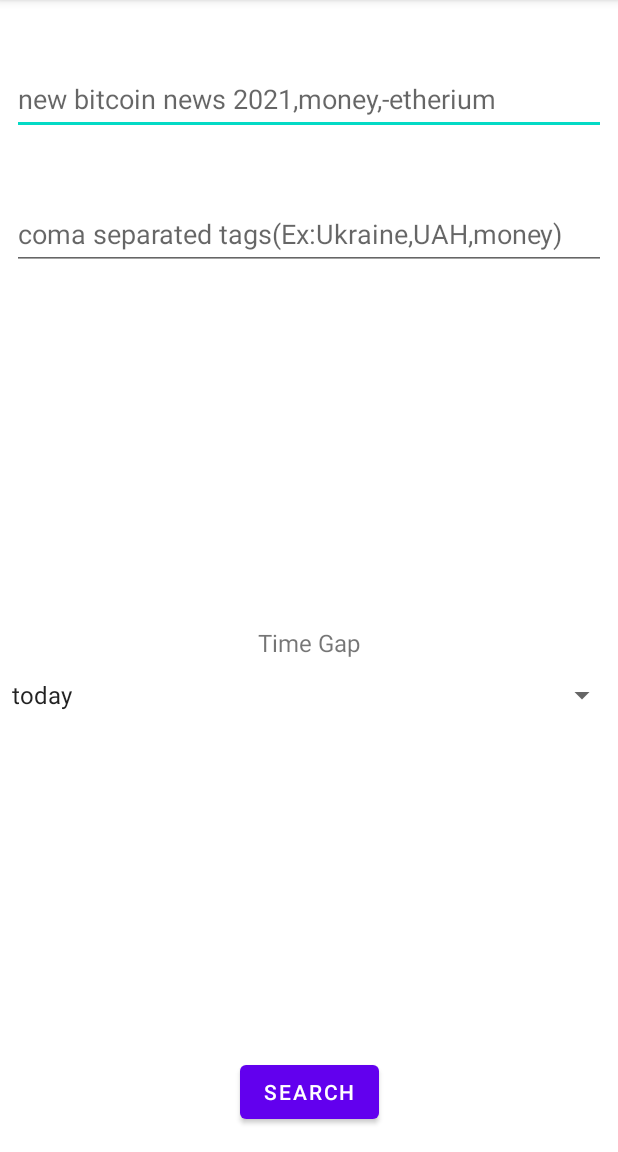
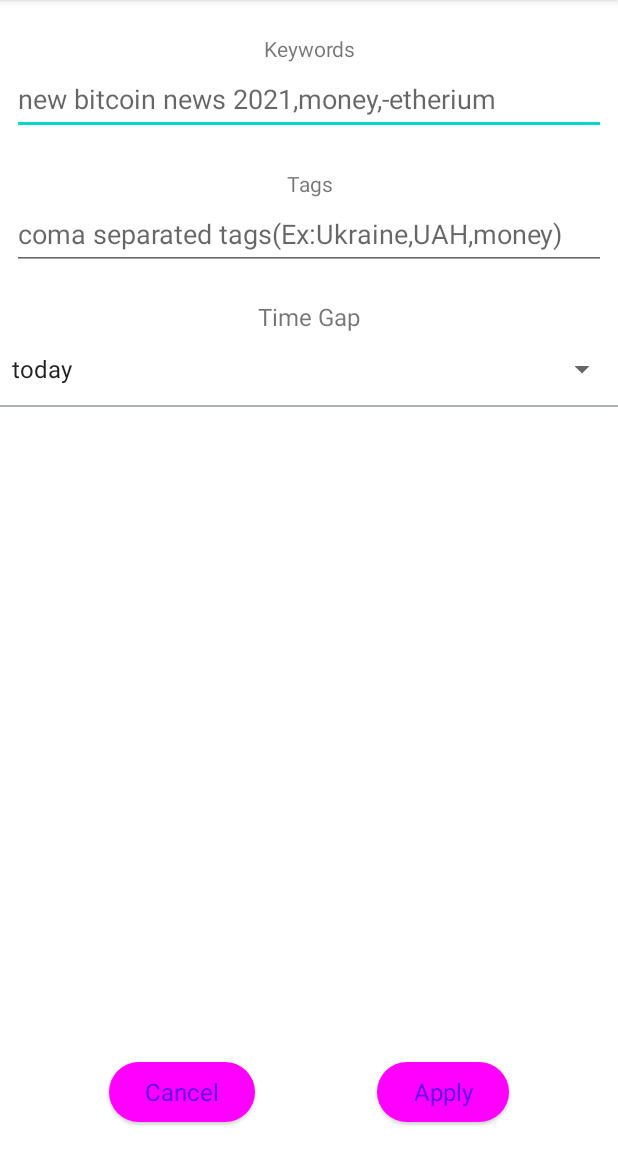
Before and after one commit to saniaGoldy/CurrencyApp, an Android app: the fragment SearchSettingsFragment shown on its own in the app's theme, on a phone screen of 412 x 824 dp, the part 84-1236 px from its top. Run offline under Robolectric (Android 15) with nearby library versions, the phone set to English and light mode, and no system bars.

Commit message:
SearchSettings  layout

```diff
--- a/app/src/main/java/com/example/currencyapp/MainActivity.kt
+++ b/app/src/main/java/com/example/currencyapp/MainActivity.kt
@@ -1,6 +1,7 @@
 package com.example.currencyapp
 
 import android.os.Bundle
+import android.view.View
 import androidx.activity.viewModels
 import androidx.appcompat.app.AppCompatActivity
 import androidx.navigation.findNavController
@@ -21,6 +22,8 @@ class MainActivity : AppCompatActivity() {
     override fun onCreate(savedInstanceState: Bundle?) {
         super.onCreate(savedInstanceState)
 
+        supportActionBar?.hide()
+
         binding = ActivityMainBinding.inflate(layoutInflater)
         setContentView(binding.root)
 
--- a/app/src/main/java/com/example/currencyapp/ui/homeFragment/HomeFragment.kt
+++ b/app/src/main/java/com/example/currencyapp/ui/homeFragment/HomeFragment.kt
@@ -67,9 +67,7 @@ class HomeFragment : Fragment() {
             CurrenciesListAdapter(object : CurrenciesListAdapter.ItemClickedAction {
                 override fun run(currencyFluctuation: CurrencyFluctuation) {
                     binding.root.findNavController().navigate(
-                        HomeFragmentDirections.actionHomeFragmentToDetailsFragment(
-                            currencyFluctuation
-                        )
+                        HomeFragmentDirections.actionHomeFragmentToDetailsFragment()
                     )
                 }
 
--- a/app/src/main/java/com/example/currencyapp/ui/newsFragment/newsListFragment/NewsListFragment.kt
+++ b/app/src/main/java/com/example/currencyapp/ui/newsFragment/newsListFragment/NewsListFragment.kt
@@ -8,6 +8,7 @@ import android.view.ViewGroup
 import android.widget.Toast
 import androidx.fragment.app.Fragment
 import androidx.fragment.app.activityViewModels
+import androidx.navigation.findNavController
 import com.example.currencyapp.R
 import com.example.currencyapp.TAG
 import com.example.currencyapp.data.MyConnectivityManager
@@ -58,5 +59,9 @@ class NewsListFragment : Fragment() {
                 ).show()
             }
         }
+
+        binding.settingsImageButton.setOnClickListener {
+            binding.root.findNavController().navigate(NewsListFragmentDirections.actionNavigationNewsToSearchSettingsFragment())
+        }
     }
 }
--- a/app/src/main/java/com/example/currencyapp/ui/newsFragment/searchSettingsFragment/SearchSettingsFragment.kt
+++ b/app/src/main/java/com/example/currencyapp/ui/newsFragment/searchSettingsFragment/SearchSettingsFragment.kt
@@ -32,6 +32,7 @@ class SearchSettingsFragment : Fragment() {
         savedInstanceState: Bundle?
     ): View {
         _binding = FragmentSearchSettingsBinding.inflate(inflater, container, false)
+
         return binding.root
     }
 
--- a/app/src/main/res/drawable/ic_baseline_settings_24.xml
+++ b/app/src/main/res/drawable/ic_baseline_settings_24.xml
@@ -1,5 +1,7 @@
-<vector android:height="24dp" android:tint="#000000"
+<vector xmlns:tools="http://schemas.android.com/tools"
+    android:height="24dp" android:tint="@color/teal_200"
     android:viewportHeight="24" android:viewportWidth="24"
     android:width="24dp" xmlns:android="http://schemas.android.com/apk/res/android">
-    <path android:fillColor="@android:color/white" android:pathData="M19.14,12.94c0.04,-0.3 0.06,-0.61 0.06,-0.94c0,-0.32 -0.02,-0.64 -0.07,-0.94l2.03,-1.58c0.18,-0.14 0.23,-0.41 0.12,-0.61l-1.92,-3.32c-0.12,-0.22 -0.37,-0.29 -0.59,-0.22l-2.39,0.96c-0.5,-0.38 -1.03,-0.7 -1.62,-0.94L14.4,2.81c-0.04,-0.24 -0.24,-0.41 -0.48,-0.41h-3.84c-0.24,0 -0.43,0.17 -0.47,0.41L9.25,5.35C8.66,5.59 8.12,5.92 7.63,6.29L5.24,5.33c-0.22,-0.08 -0.47,0 -0.59,0.22L2.74,8.87C2.62,9.08 2.66,9.34 2.86,9.48l2.03,1.58C4.84,11.36 4.8,11.69 4.8,12s0.02,0.64 0.07,0.94l-2.03,1.58c-0.18,0.14 -0.23,0.41 -0.12,0.61l1.92,3.32c0.12,0.22 0.37,0.29 0.59,0.22l2.39,-0.96c0.5,0.38 1.03,0.7 1.62,0.94l0.36,2.54c0.05,0.24 0.24,0.41 0.48,0.41h3.84c0.24,0 0.44,-0.17 0.47,-0.41l0.36,-2.54c0.59,-0.24 1.13,-0.56 1.62,-0.94l2.39,0.96c0.22,0.08 0.47,0 0.59,-0.22l1.92,-3.32c0.12,-0.22 0.07,-0.47 -0.12,-0.61L19.14,12.94zM12,15.6c-1.98,0 -3.6,-1.62 -3.6,-3.6s1.62,-3.6 3.6,-3.6s3.6,1.62 3.6,3.6S13.98,15.6 12,15.6z"/>
+    <path android:fillColor="@android:color/white" android:pathData="M19.14,12.94c0.04,-0.3 0.06,-0.61 0.06,-0.94c0,-0.32 -0.02,-0.64 -0.07,-0.94l2.03,-1.58c0.18,-0.14 0.23,-0.41 0.12,-0.61l-1.92,-3.32c-0.12,-0.22 -0.37,-0.29 -0.59,-0.22l-2.39,0.96c-0.5,-0.38 -1.03,-0.7 -1.62,-0.94L14.4,2.81c-0.04,-0.24 -0.24,-0.41 -0.48,-0.41h-3.84c-0.24,0 -0.43,0.17 -0.47,0.41L9.25,5.35C8.66,5.59 8.12,5.92 7.63,6.29L5.24,5.33c-0.22,-0.08 -0.47,0 -0.59,0.22L2.74,8.87C2.62,9.08 2.66,9.34 2.86,9.48l2.03,1.58C4.84,11.36 4.8,11.69 4.8,12s0.02,0.64 0.07,0.94l-2.03,1.58c-0.18,0.14 -0.23,0.41 -0.12,0.61l1.92,3.32c0.12,0.22 0.37,0.29 0.59,0.22l2.39,-0.96c0.5,0.38 1.03,0.7 1.62,0.94l0.36,2.54c0.05,0.24 0.24,0.41 0.48,0.41h3.84c0.24,0 0.44,-0.17 0.47,-0.41l0.36,-2.54c0.59,-0.24 1.13,-0.56 1.62,-0.94l2.39,0.96c0.22,0.08 0.47,0 0.59,-0.22l1.92,-3.32c0.12,-0.22 0.07,-0.47 -0.12,-0.61L19.14,12.94zM12,15.6c-1.98,0 -3.6,-1.62 -3.6,-3.6s1.62,-3.6 3.6,-3.6s3.6,1.62 3.6,3.6S13.98,15.6 12,15.6z"
+        tools:ignore="VectorPath" />
 </vector>
--- a/app/src/main/res/layout/fragment_search_settings.xml
+++ b/app/src/main/res/layout/fragment_search_settings.xml
@@ -5,7 +5,19 @@
     android:id="@+id/frameLayout"
     android:layout_width="match_parent"
     android:layout_height="match_parent"
+    android:outlineProvider="none"
     tools:context=".ui.newsFragment.searchSettingsFragment.SearchSettingsFragment">
+
+    <TextView
+        android:id="@+id/tvTagsTitle"
+        android:layout_width="0dp"
+        android:layout_height="wrap_content"
+        android:text="@string/tags"
+        android:textAlignment="center"
+        app:layout_constraintBottom_toTopOf="@+id/editTextTags"
+        app:layout_constraintEnd_toEndOf="parent"
+        app:layout_constraintHorizontal_bias="0.5"
+        app:layout_constraintStart_toStartOf="parent" />
 
     <EditText
         android:id="@+id/editTextKeywords"
@@ -50,7 +62,8 @@
         app:layout_constraintEnd_toEndOf="parent"
         app:layout_constraintHorizontal_bias="0.5"
         app:layout_constraintStart_toStartOf="parent"
-        app:layout_constraintTop_toBottomOf="@+id/spinner" />
+        app:layout_constraintTop_toBottomOf="@+id/spinner"
+        tools:visibility="visible" />
 
     <EditText
         android:id="@+id/editTextDateTo"
@@ -60,11 +73,11 @@
         android:inputType="date"
         android:minHeight="48dp"
         android:visibility="invisible"
-        app:layout_constraintBottom_toTopOf="@+id/buttonSearch"
         app:layout_constraintEnd_toEndOf="parent"
         app:layout_constraintHorizontal_bias="0.5"
         app:layout_constraintStart_toStartOf="parent"
-        app:layout_constraintTop_toBottomOf="@+id/editTextDateFrom" />
+        app:layout_constraintTop_toBottomOf="@+id/editTextDateFrom"
+        tools:visibility="visible" />
 
     <androidx.constraintlayout.widget.Guideline
         android:id="@+id/guideline2"
@@ -77,6 +90,7 @@
         android:id="@+id/spinner"
         android:layout_width="match_parent"
         android:layout_height="wrap_content"
+        android:backgroundTintMode="src_in"
         android:contentDescription="@string/date_placeholder"
         android:minHeight="48dp"
         android:spinnerMode="dropdown"
@@ -86,15 +100,32 @@
         app:layout_constraintStart_toStartOf="parent"
         app:layout_constraintTop_toTopOf="@+id/guideline2" />
 
+    <View
+        android:layout_width="match_parent"
+        android:layout_height="1dp"
+        android:background="@color/grey"
+        app:layout_constraintEnd_toEndOf="parent"
+        app:layout_constraintHorizontal_bias="0.5"
+        app:layout_constraintStart_toStartOf="parent"
+        app:layout_constraintTop_toBottomOf="@+id/spinner" />
+
     <Button
         android:id="@+id/buttonSearch"
         android:layout_width="wrap_content"
         android:layout_height="wrap_content"
+        style="@style/Widget.Material3.Button.ElevatedButton"
+        android:layout_marginStart="8dp"
+        android:layout_marginTop="16dp"
+        android:layout_marginEnd="8dp"
         android:layout_marginBottom="16dp"
-        android:text="@string/search"
+        android:text="@string/apply"
+        android:textSize="16sp"
         app:layout_constraintBottom_toBottomOf="parent"
         app:layout_constraintEnd_toEndOf="parent"
-        app:layout_constraintStart_toStartOf="parent" />
+        app:layout_constraintHorizontal_bias="0.5"
+        app:layout_constraintStart_toEndOf="@+id/button"
+        app:layout_constraintTop_toBottomOf="@+id/editTextDateTo"
+        app:layout_constraintVertical_bias="0.953" />
 
     <TextView
         android:id="@+id/textView"
@@ -107,5 +138,37 @@
         app:layout_constraintEnd_toEndOf="parent"
         app:layout_constraintStart_toStartOf="parent" />
 
+    <TextView
+        android:id="@+id/tvKeywordsTitle"
+        style="@style/Widget.AppCompat.TextView"
+        android:layout_width="0dp"
+        android:layout_height="wrap_content"
+        android:layout_marginStart="8dp"
+        android:layout_marginEnd="8dp"
+        android:text="@string/keywords"
+        android:textAlignment="center"
+        app:layout_constraintBottom_toTopOf="@+id/editTextKeywords"
+        app:layout_constraintEnd_toEndOf="parent"
+        app:layout_constraintHorizontal_bias="1.0"
+        app:layout_constraintStart_toStartOf="parent" />
+
+    <Button
+        android:id="@+id/button"
+        style="@style/Widget.Material3.Button.ElevatedButton"
+        android:layout_width="wrap_content"
+        android:layout_height="wrap_content"
+        android:layout_marginStart="8dp"
+        android:layout_marginTop="16dp"
+        android:layout_marginEnd="8dp"
+        android:layout_marginBottom="16dp"
+        android:text="@string/cancel"
+        android:textSize="16sp"
+        app:layout_constraintBottom_toBottomOf="parent"
+        app:layout_constraintEnd_toStartOf="@+id/buttonSearch"
+        app:layout_constraintHorizontal_bias="0.5"
+        app:layout_constraintStart_toStartOf="parent"
+        app:layout_constraintTop_toBottomOf="@+id/editTextDateTo"
+        app:layout_constraintVertical_bias="0.954" />
+
 
 </androidx.constraintlayout.widget.ConstraintLayout>
--- a/app/src/main/res/values/strings.xml
+++ b/app/src/main/res/values/strings.xml
@@ -11,7 +11,7 @@
     <string name="publication_date_amp_time"><![CDATA[publication date & time]]></string>
     <string name="title">Title</string>
     <string name="title_currencies">rates</string>
-    <string name="title_news">news</string>
+    <string name="title_news">Financial News</string>
     <!-- TODO: Remove or change this placeholder text -->
     <string name="hello_blank_fragment">Hello blank fragment</string>
     <string name="keywords_input_hint">new bitcoin news 2021,money,-etherium</string>
@@ -19,6 +19,9 @@
     <string name="from_date_input_hint">FromDate(YYYY-MM-DD)</string>
     <string name="to_date_input_hint">toDate(YYYY-MM-DD)</string>
     <string name="date_placeholder">date</string>
-    <string name="search">Search</string>
+    <string name="apply">Apply</string>
     <string name="time_gap">Time Gap</string>
+    <string name="keywords">Keywords</string>
+    <string name="tags">Tags</string>
+    <string name="cancel">Cancel</string>
 </resources>
```
Also changed, not shown: app/src/main/res/layout/fragment_news_list.xml (+22 -2 lines), app/src/main/res/navigation/nav_graph.xml (+14 -3 lines).
